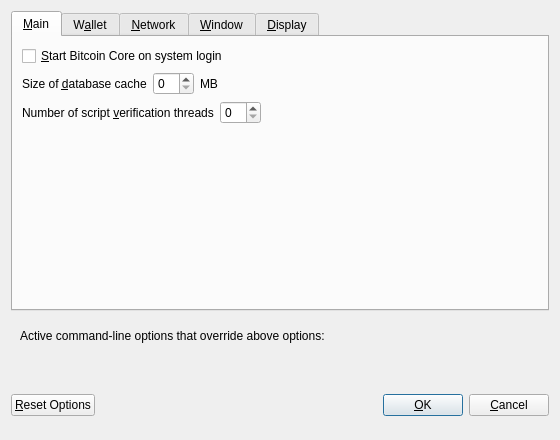
This is src/qt/forms/optionsdialog.ui in cruzezy/bitcoin as Qt 5 draws it before an edit. The edited form follows.
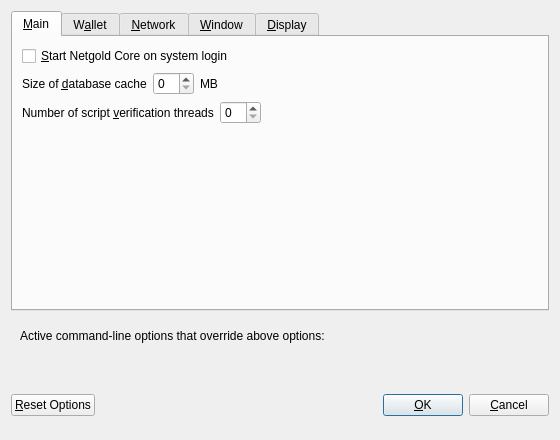
This is the edited form. Custom widgets are drawn as their Qt base class.

What changed in the file:
```diff
--- a/src/qt/forms/optionsdialog.ui
+++ b/src/qt/forms/optionsdialog.ui
@@ -33,7 +33,7 @@
           <string>Automatically start Bitcoin Core after logging in to the system.</string>
          </property>
          <property name="text">
-          <string>&amp;Start Bitcoin Core on system login</string>
+          <string>&amp;Start Netgold Core on system login</string>
          </property>
         </widget>
        </item>
```
Left out of the diff: 12 changed lines with no effect on the pictures.
